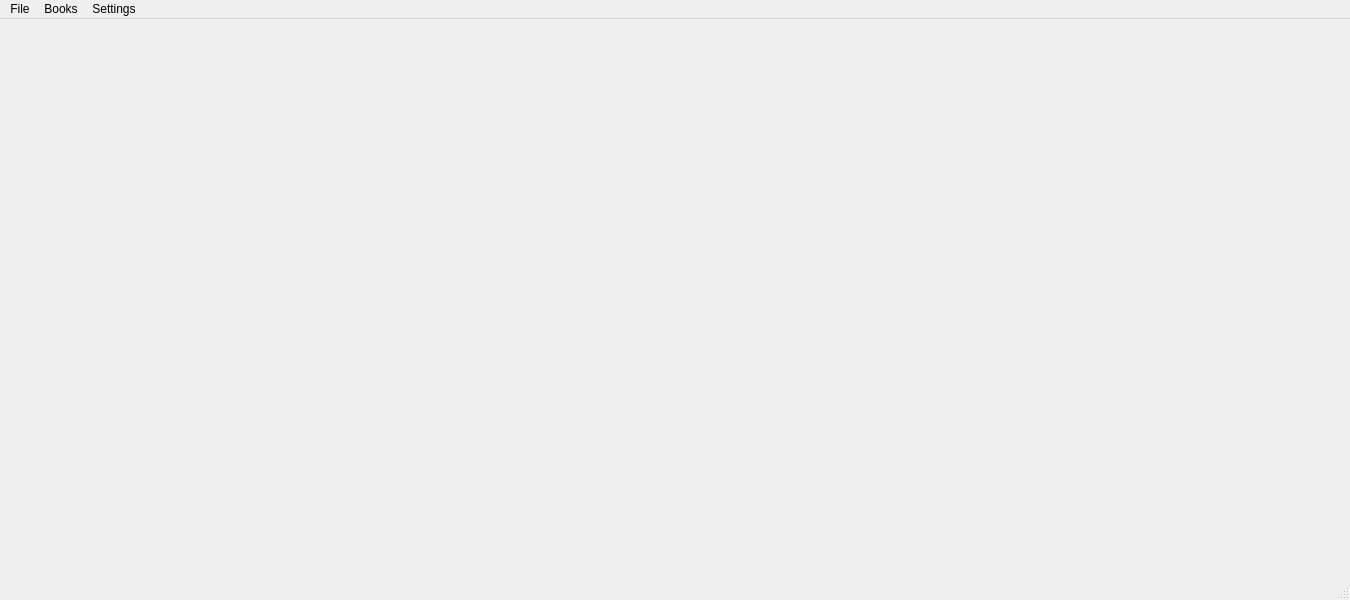
Above: application.ui from aksi1984/Home-library before the change. Below: the same form after it.
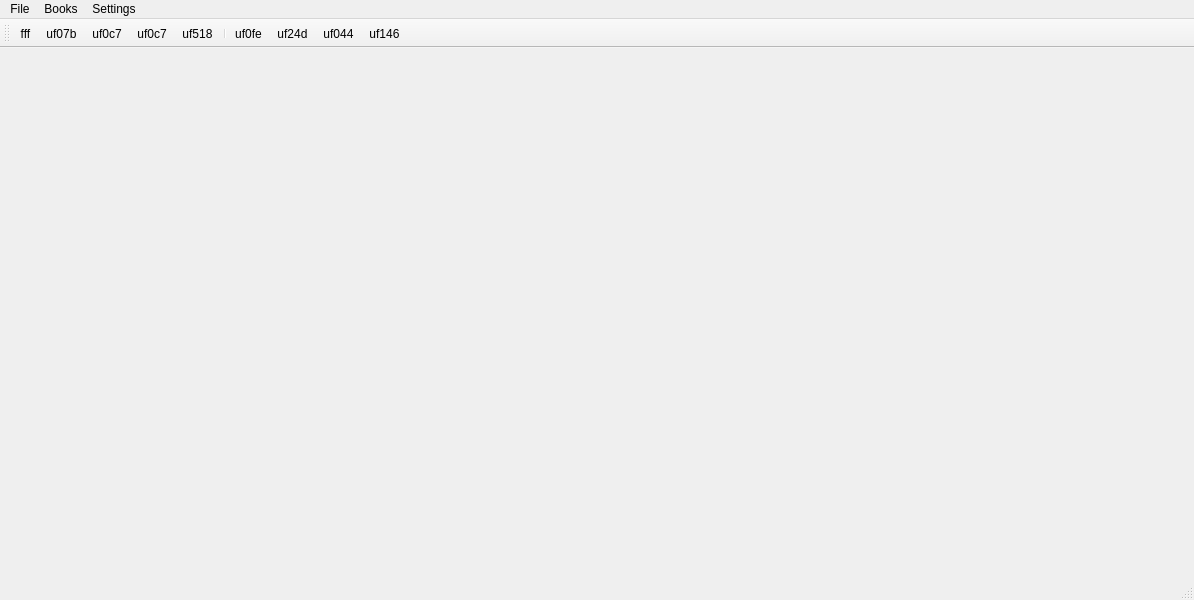
That is the form after the change.

Commit message: ImageView class reimplementation

What changed in the file:
```diff
--- a/application.ui
+++ b/application.ui
@@ -6,26 +6,20 @@
    <rect>
     <x>0</x>
     <y>0</y>
-    <width>1350</width>
+    <width>1194</width>
     <height>600</height>
    </rect>
   </property>
   <property name="windowTitle">
    <string>Home library</string>
   </property>
-  <widget class="QWidget" name="centralwidget">
-   <layout class="QVBoxLayout" name="verticalLayout">
-    <item>
-     <layout class="QVBoxLayout" name="tableLayout"/>
-    </item>
-   </layout>
-  </widget>
+  <widget class="QWidget" name="centralwidget"/>
   <widget class="QMenuBar" name="menubar">
    <property name="geometry">
     <rect>
      <x>0</x>
      <y>0</y>
-     <width>1350</width>
+     <width>1194</width>
      <height>22</height>
     </rect>
    </property>
@@ -61,6 +55,27 @@
    <addaction name="menuSettings"/>
   </widget>
   <widget class="QStatusBar" name="statusbar"/>
+  <widget class="QToolBar" name="toolBar">
+   <property name="windowTitle">
+    <string>toolBar_2</string>
+   </property>
+   <attribute name="toolBarArea">
+    <enum>TopToolBarArea</enum>
+   </attribute>
+   <attribute name="toolBarBreak">
+    <bool>false</bool>
+   </attribute>
+   <addaction name="toolBarActionNew"/>
+   <addaction name="toolBarActionOpen"/>
+   <addaction name="toolBarActionSave"/>
+   <addaction name="toolBarActionSaveAs"/>
+   <addaction name="toolBarActionClose"/>
+   <addaction name="separator"/>
+   <addaction name="toolBarActionAdd"/>
+   <addaction name="toolBarActionMakeCopy"/>
+   <addaction name="toolBarActionEdit"/>
+   <addaction name="toolBarActionRemove"/>
+  </widget>
   <action name="actionNew">
    <property name="text">
     <string>New</string>
@@ -111,6 +126,51 @@
     <string>Dictionaries</string>
    </property>
   </action>
+  <action name="toolBarActionOpen">
+   <property name="text">
+    <string>uf07b</string>
+   </property>
+  </action>
+  <action name="toolBarActionSave">
+   <property name="text">
+    <string>uf0c7</string>
+   </property>
+  </action>
+  <action name="toolBarActionSaveAs">
+   <property name="text">
+    <string>uf0c7</string>
+   </property>
+  </action>
+  <action name="toolBarActionAdd">
+   <property name="text">
+    <string>uf0fe</string>
+   </property>
+  </action>
+  <action name="toolBarActionMakeCopy">
+   <property name="text">
+    <string>uf24d</string>
+   </property>
+  </action>
+  <action name="toolBarActionEdit">
+   <property name="text">
+    <string>uf044</string>
+   </property>
+  </action>
+  <action name="toolBarActionRemove">
+   <property name="text">
+    <string>uf146</string>
+   </property>
+  </action>
+  <action name="toolBarActionClose">
+   <property name="text">
+    <string>uf518</string>
+   </property>
+  </action>
+  <action name="toolBarActionNew">
+   <property name="text">
+    <string>fff</string>
+   </property>
+  </action>
  </widget>
  <resources/>
  <connections/>
```
The commit also changes 79 other files.
